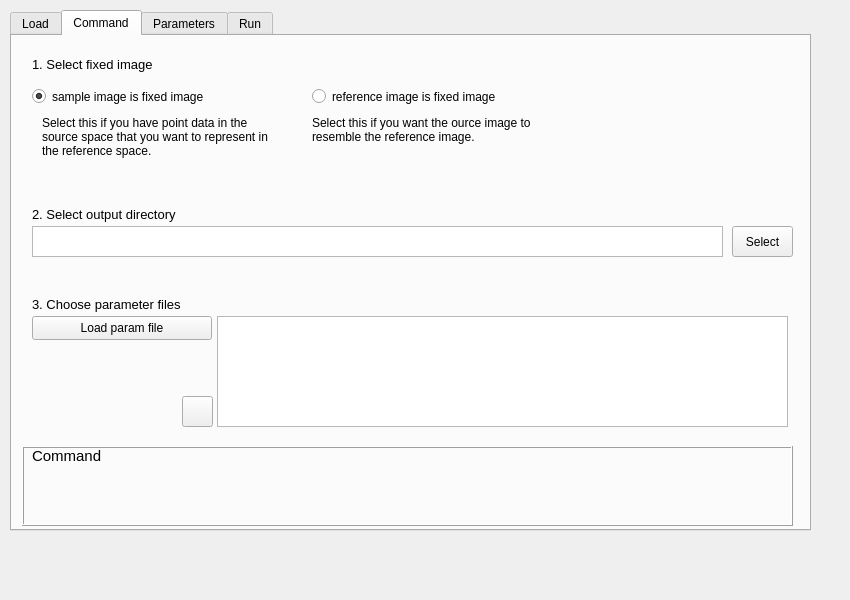
First picture: the form in registrationPlugins/elastix_plugin.ui, repository SainsburyWellcomeCentre/lasagna, before the edit.
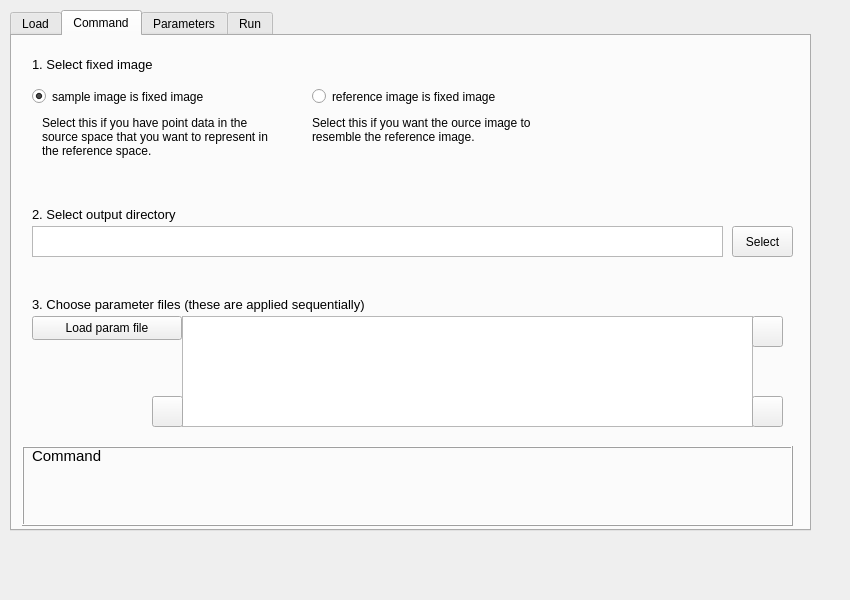
Second picture: the form after the edit. The open tabs and pages were chosen to show the change. Icons and pictures are not drawn.

Commit message: Add parameter file handling to Tab 2.

What changed in the file:
```diff
--- a/registrationPlugins/elastix_plugin.ui
+++ b/registrationPlugins/elastix_plugin.ui
@@ -24,6 +24,9 @@
     <normaloff>:/icons/icons/elastix_logo.gif</normaloff>:/icons/icons/elastix_logo.gif</iconset>
   </property>
   <widget class="QTabWidget" name="tabWidget">
+   <property name="enabled">
+    <bool>true</bool>
+   </property>
    <property name="geometry">
     <rect>
      <x>10</x>
@@ -644,7 +647,7 @@
       <rect>
        <x>20</x>
        <y>170</y>
-       <width>281</width>
+       <width>661</width>
        <height>16</height>
       </rect>
      </property>
@@ -668,7 +671,7 @@
       <rect>
        <x>20</x>
        <y>260</y>
-       <width>281</width>
+       <width>701</width>
        <height>16</height>
       </rect>
      </property>
@@ -684,13 +687,13 @@
       </font>
      </property>
      <property name="text">
-      <string>3. Choose parameter files</string>
+      <string>3. Choose parameter files (these are applied sequentially)</string>
      </property>
     </widget>
     <widget class="QListView" name="paramListView">
      <property name="geometry">
       <rect>
-       <x>205</x>
+       <x>170</x>
        <y>280</y>
        <width>571</width>
        <height>111</height>
@@ -702,7 +705,7 @@
       <rect>
        <x>20</x>
        <y>280</y>
-       <width>180</width>
+       <width>150</width>
        <height>24</height>
       </rect>
      </property>
@@ -714,7 +717,7 @@
      </property>
      <property name="minimumSize">
       <size>
-       <width>180</width>
+       <width>150</width>
        <height>0</height>
       </size>
      </property>
@@ -725,7 +728,7 @@
     <widget class="QPushButton" name="removeParameter">
      <property name="geometry">
       <rect>
-       <x>170</x>
+       <x>140</x>
        <y>360</y>
        <width>31</width>
        <height>31</height>
@@ -788,6 +791,42 @@
       <string>Select</string>
      </property>
     </widget>
+    <widget class="QPushButton" name="moveParamUp_button">
+     <property name="geometry">
+      <rect>
+       <x>740</x>
+       <y>280</y>
+       <width>31</width>
+       <height>31</height>
+      </rect>
+     </property>
+     <property name="text">
+      <string/>
+     </property>
+     <property name="icon">
+      <iconset>
+       <normalon>:/icons/icons/arrow-up.png</normalon>
+      </iconset>
+     </property>
+    </widget>
+    <widget class="QPushButton" name="moveParamDown_button">
+     <property name="geometry">
+      <rect>
+       <x>740</x>
+       <y>360</y>
+       <width>31</width>
+       <height>31</height>
+      </rect>
+     </property>
+     <property name="text">
+      <string/>
+     </property>
+     <property name="icon">
+      <iconset>
+       <normalon>:/icons/icons/arrow-down.png</normalon>
+      </iconset>
+     </property>
+    </widget>
    </widget>
    <widget class="QWidget" name="tabParameters">
     <attribute name="title">
```
Left out of the diff: 32 changed lines with no effect on the pictures. The commit also changes 9 other files.
